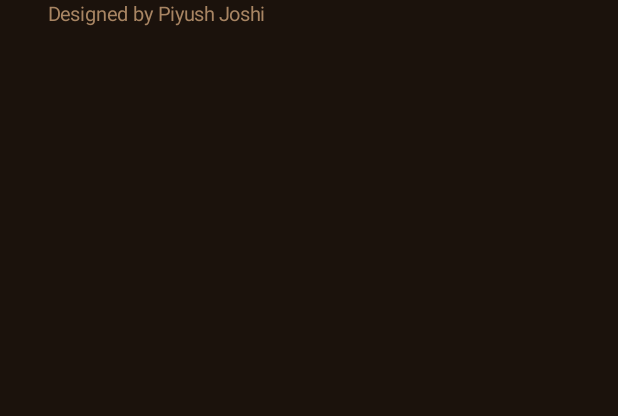
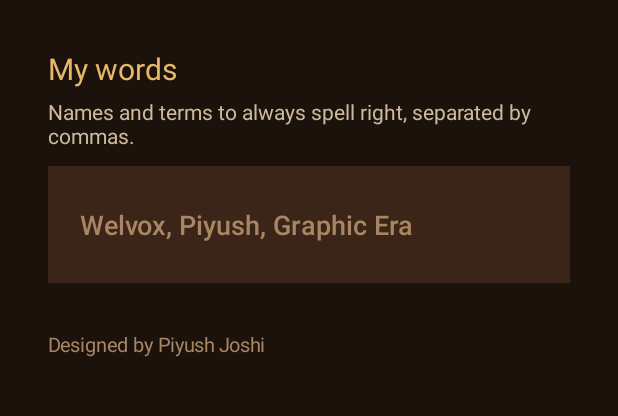
Before and after one commit to piyush2707/welvox-voice, an Android app: the screen it shows after launch (MainActivity), on a phone screen of 412 x 824 dp, the part 606-1022 px from its top. Run offline under Robolectric (Android 15) with nearby library versions, the phone set to English and light mode, and no system bars.

Commit message:
Implement vocabulary input with text watcher
Added input field for custom vocabulary with persistence.

```diff
--- a/android/app/src/main/java/com/welvox/voice/MainActivity.kt
+++ b/android/app/src/main/java/com/welvox/voice/MainActivity.kt
@@ -6,20 +6,25 @@ import android.content.Intent
 import android.graphics.Color
 import android.os.Bundle
 import android.provider.Settings
+import android.text.Editable
+import android.text.TextWatcher
 import android.view.Gravity
 import android.view.inputmethod.InputMethodManager
 import android.widget.Button
+import android.widget.EditText
 import android.widget.LinearLayout
+import android.widget.ScrollView
 import android.widget.TextView
 
 class MainActivity : Activity() {
     override fun onCreate(savedInstanceState: Bundle?) {
         super.onCreate(savedInstanceState)
+        val prefs = getSharedPreferences("welvox", MODE_PRIVATE)
+
         val col = LinearLayout(this).apply {
             orientation = LinearLayout.VERTICAL
             gravity = Gravity.CENTER_HORIZONTAL
-            setBackgroundColor(Color.parseColor("#1B120C"))
-            setPadding(48, 120, 48, 48)
+            setPadding(48, 120, 48, 64)
         }
         fun label(t: String, size: Float, color: String) = TextView(this).apply {
             text = t
@@ -32,6 +37,7 @@ class MainActivity : Activity() {
             isAllCaps = false
             setOnClickListener { action() }
         }
+
         col.addView(label("Welvox Voice keyboard", 26f, "#E8B86A"))
         col.addView(label("Set it up in three taps, then switch to it from any text box with the 🌐 key.", 16f, "#CDBA9C"))
         col.addView(button("1. Allow microphone") {
@@ -43,7 +49,36 @@ class MainActivity : Activity() {
         col.addView(button("3. Choose Welvox Voice") {
             (getSystemService(INPUT_METHOD_SERVICE) as InputMethodManager).showInputMethodPicker()
         })
-        col.addView(label("Designed by Piyush Joshi", 13f, "#A88563"))
-        setContentView(col)
+
+        col.addView(label("My words", 20f, "#E8B86A").apply { setPadding(0, 48, 0, 8) })
+        col.addView(label("Names and terms to always spell right, separated by commas.", 14f, "#CDBA9C").apply { setPadding(0, 0, 0, 16) })
+        val words = EditText(this).apply {
+            hint = "Welvox, Piyush, Graphic Era"
+            setHintTextColor(Color.parseColor("#A88563"))
+            setTextColor(Color.parseColor("#F6EFE2"))
+            setBackgroundColor(Color.parseColor("#3A2518"))
+            setPadding(32, 24, 32, 24)
+            minLines = 2
+            setText(prefs.getString("vocab", "") ?: "")
+            addTextChangedListener(object : TextWatcher {
+                override fun afterTextChanged(s: Editable?) {
+                    prefs.edit().putString("vocab", s?.toString() ?: "").apply()
+                }
+                override fun beforeTextChanged(s: CharSequence?, st: Int, c: Int, a: Int) {}
+                override fun onTextChanged(s: CharSequence?, st: Int, b: Int, c: Int) {}
+            })
+        }
+        col.addView(words, LinearLayout.LayoutParams(
+            LinearLayout.LayoutParams.MATCH_PARENT,
+            LinearLayout.LayoutParams.WRAP_CONTENT
+        ))
+
+        col.addView(label("Designed by Piyush Joshi", 13f, "#A88563").apply { setPadding(0, 48, 0, 0) })
+
+        val scroll = ScrollView(this).apply {
+            setBackgroundColor(Color.parseColor("#1B120C"))
+            addView(col)
+        }
+        setContentView(scroll)
     }
 }
```
